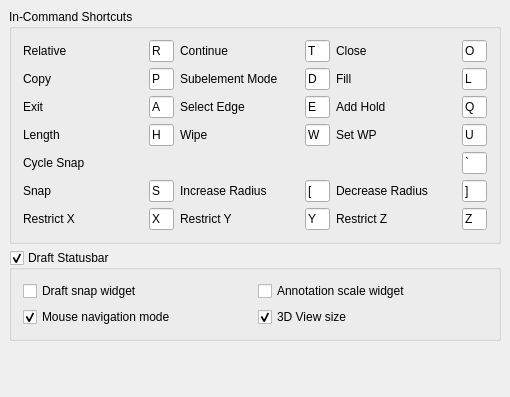
The window that src/Mod/Draft/Resources/ui/preferences-draftinterface.ui (berndhahnebach/All_FreeCAD) describes before a commit, drawn with Qt 5.
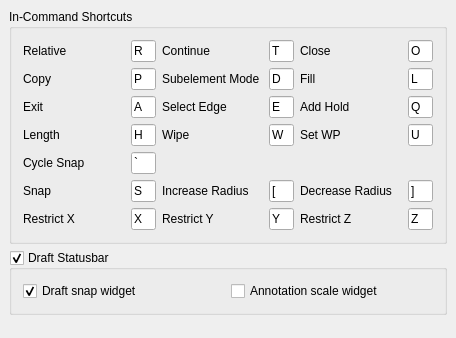
The same window after the commit. Custom widgets are drawn as their Qt base class.

Commit message:
[Draft] Statusbar widgets, preferences to disable draft statusba
.

.

.

.

What changed in the file:
```diff
--- a/src/Mod/Draft/Resources/ui/preferences-draftinterface.ui
+++ b/src/Mod/Draft/Resources/ui/preferences-draftinterface.ui
@@ -6,8 +6,8 @@
    <rect>
     <x>0</x>
     <y>0</y>
-    <width>510</width>
-    <height>397</height>
+    <width>456</width>
+    <height>338</height>
    </rect>
   </property>
   <property name="windowTitle">
@@ -25,19 +25,101 @@
      <property name="title">
       <string>In-Command Shortcuts</string>
      </property>
-     <layout class="QVBoxLayout" name="verticalLayout" stretch="0,0,0,0,0,0,0">
+     <layout class="QVBoxLayout" name="verticalLayout" stretch="0">
       <item>
-       <layout class="QHBoxLayout" name="horizontalLayout_2">
-        <item>
-         <layout class="QHBoxLayout" name="horizontalLayout_26">
-          <item>
+       <layout class="QGridLayout" name="gridLayout_3">
+        <property name="topMargin">
+         <number>0</number>
+        </property>
+        <item row="4" column="1">
+         <widget class="Gui::PrefLineEdit" name="lineEdit_8">
+          <property name="enabled">
+           <bool>true</bool>
+          </property>
+          <property name="sizePolicy">
+           <sizepolicy hsizetype="Maximum" vsizetype="Fixed">
+            <horstretch>0</horstretch>
+            <verstretch>0</verstretch>
+           </sizepolicy>
+          </property>
+          <property name="maximumSize">
+           <size>
+            <width>25</width>
+            <height>16777215</height>
+           </size>
+          </property>
+          <property name="text">
+           <string>`</string>
+          </property>
+          <property name="maxLength">
+           <number>1</number>
+          </property>
+          <property name="placeholderText">
+           <string/>
+          </property>
+          <property name="clearButtonEnabled" stdset="0">
+           <bool>false</bool>
+          </property>
+          <property name="prefEntry" stdset="0">
+           <cstring>inCommandShortcutCycleSnap</cstring>
+          </property>
+          <property name="prefPath" stdset="0">
+           <cstring>Mod/Draft</cstring>
+          </property>
+         </widget>
+        </item>
+        <item row="5" column="1">
+         <widget class="Gui::PrefLineEdit" name="lineEdit_9">
+          <property name="enabled">
+           <bool>true</bool>
+          </property>
+          <property name="sizePolicy">
+           <sizepolicy hsizetype="Maximum" vsizetype="Fixed">
+            <horstretch>0</horstretch>
+            <verstretch>0</verstretch>
+           </sizepolicy>
+          </property>
+          <property name="maximumSize">
+           <size>
+            <width>25</width>
+            <height>16777215</height>
+           </size>
+          </property>
+          <property name="text">
+           <string>S</string>
+          </property>
+          <property name="maxLength">
+           <number>1</number>
+          </property>
+          <property name="placeholderText">
+           <string/>
+          </property>
+          <property name="clearButtonEnabled" stdset="0">
+           <bool>false</bool>
+          </property>
+          <property name="prefEntry" stdset="0">
+           <cstring>inCommandShortcutSnap</cstring>
+          </property>
+          <property name="prefPath" stdset="0">
+           <cstring>Mod/Draft</cstring>
+          </property>
+         </widget>
+        </item>
+        <item row="0" column="4">
+         <widget class="QLabel" name="label_4">
+          <property name="text">
+           <string>Close</string>
+          </property>
+         </widget>
+        </item>
+        <item row="0" column="0">
            <widget class="QLabel" name="label_2">
             <property name="text">
              <string>Relative</string>
             </property>
            </widget>
           </item>
-          <item>
+        <item row="0" column="1">
            <widget class="Gui::PrefLineEdit" name="lineEdit_2">
             <property name="enabled">
              <bool>true</bool>
@@ -74,70 +156,7 @@
             </property>
            </widget>
           </item>
-         </layout>
-        </item>
-        <item>
-         <layout class="QHBoxLayout" name="horizontalLayout_28">
-          <item>
-           <layout class="QHBoxLayout" name="horizontalLayout_4">
-            <item>
-             <widget class="QLabel" name="label_3">
-              <property name="text">
-               <string>Continue</string>
-              </property>
-             </widget>
-            </item>
-            <item>
-             <widget class="Gui::PrefLineEdit" name="lineEdit_3">
-              <property name="enabled">
-               <bool>true</bool>
-              </property>
-              <property name="sizePolicy">
-               <sizepolicy hsizetype="Maximum" vsizetype="Fixed">
-                <horstretch>0</horstretch>
-                <verstretch>0</verstretch>
-               </sizepolicy>
-              </property>
-              <property name="maximumSize">
-               <size>
-                <width>25</width>
-                <height>16777215</height>
-               </size>
-              </property>
-              <property name="text">
-               <string>T</string>
-              </property>
-              <property name="maxLength">
-               <number>1</number>
-              </property>
-              <property name="placeholderText">
-               <string/>
-              </property>
-              <property name="clearButtonEnabled" stdset="0">
-               <bool>false</bool>
-              </property>
-              <property name="prefEntry" stdset="0">
-               <cstring>inCommandShortcutContinue</cstring>
-              </property>
-              <property name="prefPath" stdset="0">
-               <cstring>Mod/Draft</cstring>
-              </property>
-             </widget>
-            </item>
-           </layout>
-          </item>
-         </layout>
-        </item>
-        <item>
-         <layout class="QHBoxLayout" name="horizontalLayout_27">
-          <item>
-           <widget class="QLabel" name="label_4">
-            <property name="text">
-             <string>Close</string>
-            </property>
-           </widget>
-          </item>
-          <item>
+        <item row="0" column="5">
            <widget class="Gui::PrefLineEdit" name="lineEdit_4">
             <property name="enabled">
              <bool>true</bool>
@@ -174,23 +193,73 @@
             </property>
            </widget>
           </item>
-         </layout>
+        <item row="0" column="3">
+         <widget class="Gui::PrefLineEdit" name="lineEdit_3">
+          <property name="enabled">
+           <bool>true</bool>
+          </property>
+          <property name="sizePolicy">
+           <sizepolicy hsizetype="Maximum" vsizetype="Fixed">
+            <horstretch>0</horstretch>
+            <verstretch>0</verstretch>
+           </sizepolicy>
+          </property>
+          <property name="maximumSize">
+           <size>
+            <width>25</width>
+            <height>16777215</height>
+           </size>
+          </property>
+          <property name="text">
+           <string>T</string>
+          </property>
+          <property name="maxLength">
+           <number>1</number>
+          </property>
+          <property name="placeholderText">
+           <string/>
+          </property>
+          <property name="clearButtonEnabled" stdset="0">
+           <bool>false</bool>
+          </property>
+          <property name="prefEntry" stdset="0">
+           <cstring>inCommandShortcutContinue</cstring>
+          </property>
+          <property name="prefPath" stdset="0">
+           <cstring>Mod/Draft</cstring>
+          </property>
+         </widget>
         </item>
-       </layout>
-      </item>
-      <item>
-       <layout class="QHBoxLayout" name="horizontalLayout_5">
-        <item>
-         <layout class="QHBoxLayout" name="horizontalLayout_31">
-          <item>
+        <item row="0" column="2">
+         <widget class="QLabel" name="label_3">
+          <property name="text">
+           <string>Continue</string>
+          </property>
+         </widget>
+        </item>
+        <item row="1" column="0">
            <widget class="QLabel" name="label_5">
             <property name="text">
              <string>Copy</string>
             </property>
            </widget>
           </item>
-          <item>
-           <widget class="Gui::PrefLineEdit" name="lineEdit_5">
+        <item row="5" column="2">
+         <widget class="QLabel" name="label_15">
+          <property name="text">
+           <string>Increase Radius</string>
+          </property>
+         </widget>
+        </item>
+        <item row="4" column="0">
+         <widget class="QLabel" name="label_24">
+          <property name="text">
+           <string>Cycle Snap</string>
+          </property>
+         </widget>
+        </item>
+        <item row="5" column="3">
+         <widget class="Gui::PrefLineEdit" name="lineEdit_19">
             <property name="enabled">
              <bool>true</bool>
             </property>
@@ -207,7 +276,7 @@
              </size>
             </property>
             <property name="text">
-             <string>P</string>
+           <string>[</string>
             </property>
             <property name="maxLength">
              <number>1</number>
@@ -226,18 +295,72 @@
             </property>
            </widget>
           </item>
-         </layout>
+        <item row="5" column="5">
+         <widget class="Gui::PrefLineEdit" name="lineEdit_17">
+          <property name="enabled">
+           <bool>true</bool>
+          </property>
+          <property name="sizePolicy">
+           <sizepolicy hsizetype="Maximum" vsizetype="Fixed">
+            <horstretch>0</horstretch>
+            <verstretch>0</verstretch>
+           </sizepolicy>
+          </property>
+          <property name="maximumSize">
+           <size>
+            <width>25</width>
+            <height>16777215</height>
+           </size>
+          </property>
+          <property name="text">
+           <string>]</string>
+          </property>
+          <property name="maxLength">
+           <number>1</number>
+          </property>
+          <property name="placeholderText">
+           <string/>
+          </property>
+          <property name="clearButtonEnabled" stdset="0">
+           <bool>false</bool>
+          </property>
+          <property name="prefEntry" stdset="0">
+           <cstring>inCommandShortcutDecreaseRadius</cstring>
+          </property>
+          <property name="prefPath" stdset="0">
+           <cstring>Mod/Draft</cstring>
+          </property>
+         </widget>
         </item>
-        <item>
-         <layout class="QHBoxLayout" name="horizontalLayout_33">
-          <item>
-           <widget class="QLabel" name="label_6">
+        <item row="5" column="0">
+         <widget class="QLabel" name="label_14">
             <property name="text">
-             <string>Subelement Mode</string>
+           <string>Snap</string>
             </property>
            </widget>
           </item>
-          <item>
+        <item row="5" column="4">
+         <widget class="QLabel" name="label_16">
+          <property name="text">
+           <string>Decrease Radius</string>
+          </property>
+         </widget>
+        </item>
+        <item row="3" column="0">
+         <widget class="QLabel" name="label_20">
+          <property name="text">
+           <string>Length</string>
+          </property>
+         </widget>
+        </item>
+        <item row="3" column="2">
+         <widget class="QLabel" name="label_21">
+          <property name="text">
+           <string>Wipe</string>
+          </property>
+         </widget>
+        </item>
+        <item row="1" column="3">
            <widget class="Gui::PrefLineEdit" name="lineEdit_11">
             <property name="enabled">
              <bool>true</bool>
@@ -274,18 +397,14 @@
             </property>
            </widget>
           </item>
-         </layout>
-        </item>
-        <item>
-         <layout class="QHBoxLayout" name="horizontalLayout_32">
-          <item>
-           <widget class="QLabel" name="label_11">
+        <item row="2" column="4">
+         <widget class="QLabel" name="label_18">
             <property name="text">
-             <string>Fill</string>
+           <string>Add Hold</string>
             </property>
            </widget>
           </item>
-          <item>
+        <item row="1" column="5">
            <widget class="Gui::PrefLineEdit" name="lineEdit_12">
             <property name="enabled">
              <bool>true</bool>
@@ -322,23 +441,15 @@
             </property>
            </widget>
           </item>
-         </layout>
-        </item>
-       </layout>
-      </item>
-      <item>
-       <layout class="QHBoxLayout" name="horizontalLayout_6">
-        <item>
-         <layout class="QHBoxLayout" name="horizontalLayout_34">
-          <item>
+        <item row="2" column="0">
            <widget class="QLabel" name="label_13">
             <property name="text">
              <string>Exit</string>
             </property>
            </widget>
           </item>
-          <item>
-           <widget class="Gui::PrefLineEdit" name="lineEdit_6">
+        <item row="1" column="1">
+         <widget class="Gui::PrefLineEdit" name="lineEdit_5">
             <property name="enabled">
              <bool>true</bool>
             </property>
@@ -355,7 +466,7 @@
              </size>
             </property>
             <property name="text">
-             <string>A</string>
+           <string>P</string>
             </property>
             <property name="maxLength">
              <number>1</number>
@@ -374,18 +485,21 @@
             </property>
            </widget>
           </item>
-         </layout>
+        <item row="1" column="4">
+         <widget class="QLabel" name="label_11">
+          <property name="text">
+           <string>Fill</string>
+          </property>
+         </widget>
         </item>
-        <item>
-         <layout class="QHBoxLayout" name="horizontalLayout_36">
-          <item>
-           <widget class="QLabel" name="label_17">
+        <item row="1" column="2">
+         <widget class="QLabel" name="label_6">
             <property name="text">
-             <string>Select Edge</string>
+           <string>Subelement Mode</string>
             </property>
            </widget>
           </item>
-          <item>
+        <item row="2" column="3">
            <widget class="Gui::PrefLineEdit" name="lineEdit_13">
             <property name="enabled">
              <bool>true</bool>
@@ -422,70 +536,7 @@
             </property>
            </widget>
           </item>
-         </layout>
-        </item>
-        <item>
-         <layout class="QHBoxLayout" name="horizontalLayout_35">
-          <item>
-           <widget class="QLabel" name="label_18">
-            <property name="text">
-             <string>Add Hold</string>
-            </property>
-           </widget>
-          </item>
-          <item>
-           <widget class="Gui::PrefLineEdit" name="lineEdit_15">
-            <property name="enabled">
-             <bool>true</bool>
-            </property>
-            <property name="sizePolicy">
-             <sizepolicy hsizetype="Maximum" vsizetype="Fixed">
-              <horstretch>0</horstretch>
-              <verstretch>0</verstretch>
-             </sizepolicy>
-            </property>
-            <property name="maximumSize">
-             <size>
-              <width>25</width>
-              <height>16777215</height>
-             </size>
-            </property>
-            <property name="text">
-             <string>Q</string>
-            </property>
-            <property name="maxLength">
-             <number>1</number>
-            </property>
-            <property name="placeholderText">
-             <string/>
-            </property>
-            <property name="clearButtonEnabled" stdset="0">
-             <bool>false</bool>
-            </property>
-            <property name="prefEntry" stdset="0">
-             <cstring>inCommandShortcutAddHold</cstring>
-            </property>
-            <property name="prefPath" stdset="0">
-             <cstring>Mod/Draft</cstring>
-            </property>
-           </widget>
-          </item>
-         </layout>
-        </item>
-       </layout>
-      </item>
-      <item>
-       <layout class="QHBoxLayout" name="horizontalLayout_7">
-        <item>
-         <layout class="QHBoxLayout" name="horizontalLayout_37">
-          <item>
-           <widget class="QLabel" name="label_20">
-            <property name="text">
-             <string>Length</string>
-            </property>
-           </widget>
-          </item>
-          <item>
+        <item row="3" column="1">
            <widget class="Gui::PrefLineEdit" name="lineEdit_7">
             <property name="enabled">
              <bool>true</bool>
@@ -522,18 +573,14 @@
             </property>
            </widget>
           </item>
-         </layout>
-        </item>
-        <item>
-         <layout class="QHBoxLayout" name="horizontalLayout_38">
-          <item>
-           <widget class="QLabel" name="label_21">
+        <item row="2" column="2">
+         <widget class="QLabel" name="label_17">
             <property name="text">
-             <string>Wipe</string>
+           <string>Select Edge</string>
             </property>
            </widget>
           </item>
-          <item>
+        <item row="3" column="3">
            <widget class="Gui::PrefLineEdit" name="lineEdit_14">
             <property name="enabled">
              <bool>true</bool>
@@ -570,18 +617,88 @@
             </property>
            </widget>
           </item>
-         </layout>
+        <item row="2" column="1">
+         <widget class="Gui::PrefLineEdit" name="lineEdit_6">
+          <property name="enabled">
+           <bool>true</bool>
+          </property>
+          <property name="sizePolicy">
+           <sizepolicy hsizetype="Maximum" vsizetype="Fixed">
+            <horstretch>0</horstretch>
+            <verstretch>0</verstretch>
+           </sizepolicy>
+          </property>
+          <property name="maximumSize">
+           <size>
+            <width>25</width>
+            <height>16777215</height>
+           </size>
+          </property>
+          <property name="text">
+           <string>A</string>
+          </property>
+          <property name="maxLength">
+           <number>1</number>
+          </property>
+          <property name="placeholderText">
+           <string/>
+          </property>
+          <property name="clearButtonEnabled" stdset="0">
+           <bool>false</bool>
+          </property>
+          <property name="prefEntry" stdset="0">
+           <cstring>inCommandShortcutExit</cstring>
+          </property>
+          <property name="prefPath" stdset="0">
+           <cstring>Mod/Draft</cstring>
+          </property>
+         </widget>
         </item>
-        <item>
-         <layout class="QHBoxLayout" name="horizontalLayout_39">
-          <item>
+        <item row="2" column="5">
+         <widget class="Gui::PrefLineEdit" name="lineEdit_15">
+          <property name="enabled">
+           <bool>true</bool>
+          </property>
+          <property name="sizePolicy">
+           <sizepolicy hsizetype="Maximum" vsizetype="Fixed">
+            <horstretch>0</horstretch>
+            <verstretch>0</verstretch>
+           </sizepolicy>
+          </property>
+          <property name="maximumSize">
+           <size>
+            <width>25</width>
+            <height>16777215</height>
+           </size>
+          </property>
+          <property name="text">
+           <string>Q</string>
+          </property>
+          <property name="maxLength">
+           <number>1</number>
+          </property>
+          <property name="placeholderText">
+           <string/>
+          </property>
+          <property name="clearButtonEnabled" stdset="0">
+           <bool>false</bool>
+          </property>
+          <property name="prefEntry" stdset="0">
+           <cstring>inCommandShortcutAddHold</cstring>
+          </property>
+          <property name="prefPath" stdset="0">
+           <cstring>Mod/Draft</cstring>
+          </property>
+         </widget>
+        </item>
+        <item row="3" column="4">
            <widget class="QLabel" name="label_22">
             <property name="text">
              <string>Set WP</string>
             </property>
            </widget>
           </item>
-          <item>
+        <item row="3" column="5">
            <widget class="Gui::PrefLineEdit" name="lineEdit_16">
             <property name="enabled">
              <bool>true</bool>
@@ -618,228 +735,14 @@
             </property>
            </widget>
           </item>
-         </layout>
-        </item>
-       </layout>
-      </item>
-      <item>
-       <layout class="QHBoxLayout" name="horizontalLayout_11">
-        <item>
-         <layout class="QHBoxLayout" name="horizontalLayout_41">
-          <item>
-           <widget class="QLabel" name="label_24">
-            <property name="text">
-             <string>Cycle Snap</string>
-            </property>
-           </widget>
-          </item>
-          <item>
-           <widget class="Gui::PrefLineEdit" name="lineEdit_8">
-            <property name="enabled">
-             <bool>true</bool>
-            </property>
-            <property name="sizePolicy">
-             <sizepolicy hsizetype="Maximum" vsizetype="Fixed">
-              <horstretch>0</horstretch>
-              <verstretch>0</verstretch>
-             </sizepolicy>
-            </property>
-            <property name="maximumSize">
-             <size>
-              <width>25</width>
-              <height>16777215</height>
-             </size>
-            </property>
-            <property name="text">
-             <string>`</string>
-            </property>
-            <property name="maxLength">
-             <number>1</number>
-            </property>
-            <property name="placeholderText">
-             <string/>
-            </property>
-            <property name="clearButtonEnabled" stdset="0">
-             <bool>false</bool>
-            </property>
-            <property name="prefEntry" stdset="0">
-             <cstring>inCommandShortcutCycleSnap</cstring>
-            </property>
-            <property name="prefPath" stdset="0">
-             <cstring>Mod/Draft</cstring>
-            </property>
-           </widget>
-          </item>
-         </layout>
-        </item>
-        <item>
-         <layout class="QHBoxLayout" name="horizontalLayout_40"/>
-        </item>
-        <item>
-         <layout class="QHBoxLayout" name="horizontalLayout_42"/>
-        </item>
-       </layout>
-      </item>
-      <item>
-       <layout class="QHBoxLayout" name="horizontalLayout_12">
-        <item>
-         <layout class="QHBoxLayout" name="horizontalLayout_14">
-          <item>
-           <widget class="QLabel" name="label_14">
-            <property name="text">
-             <string>Snap</string>
-            </property>
-           </widget>
-          </item>
-          <item>
-           <widget class="Gui::PrefLineEdit" name="lineEdit_9">
-            <property name="enabled">
-             <bool>true</bool>
-            </property>
-            <property name="sizePolicy">
-             <sizepolicy hsizetype="Maximum" vsizetype="Fixed">
-              <horstretch>0</horstretch>
-              <verstretch>0</verstretch>
-             </sizepolicy>
-            </property>
-            <property name="maximumSize">
-             <size>
-              <width>25</width>
-              <height>16777215</height>
-             </size>
-            </property>
-            <property name="text">
-             <string>S</string>
-            </property>
-            <property name="maxLength">
-             <number>1</number>
-            </property>
-            <property name="placeholderText">
-             <string/>
-            </property>
-            <property name="clearButtonEnabled" stdset="0">
-             <bool>false</bool>
-            </property>
-            <property name="prefEntry" stdset="0">
-             <cstring>inCommandShortcutSnap</cstring>
-            </property>
-            <property name="prefPath" stdset="0">
-             <cstring>Mod/Draft</cstring>
-            </property>
-           </widget>
-          </item>
-         </layout>
-        </item>
-        <item>
-         <layout class="QHBoxLayout" name="horizontalLayout_16">
-          <item>
-           <widget class="QLabel" name="label_15">
-            <property name="text">
-             <string>Increase Radius</string>
-            </property>
-           </widget>
-          </item>
-          <item>
-           <widget class="Gui::PrefLineEdit" name="lineEdit_19">
-            <property name="enabled">
-             <bool>true</bool>
-            </property>
-            <property name="sizePolicy">
-             <sizepolicy hsizetype="Maximum" vsizetype="Fixed">
-              <horstretch>0</horstretch>
-              <verstretch>0</verstretch>
-             </sizepolicy>
-            </property>
-            <property name="maximumSize">
-             <size>
-              <width>25</width>
-              <height>16777215</height>
-             </size>
-            </property>
-            <property name="text">
-             <string>[</string>
-            </property>
-            <property name="maxLength">
-             <number>1</number>
-            </property>
-            <property name="placeholderText">
-             <string/>
-            </property>
-            <property name="clearButtonEnabled" stdset="0">
-             <bool>false</bool>
-            </property>
-            <property name="prefEntry" stdset="0">
-             <cstring>inCommandShortcutIncreaseRadius</cstring>
-            </property>
-            <property name="prefPath" stdset="0">
-             <cstring>Mod/Draft</cstring>
-            </property>
-           </widget>
-          </item>
-         </layout>
-        </item>
-        <item>
-         <layout class="QHBoxLayout" name="horizontalLayout_17">
-          <item>
-           <widget class="QLabel" name="label_16">
-            <property name="text">
-             <string>Decrease Radius</string>
-            </property>
-           </widget>
-          </item>
-          <item>
-           <widget class="Gui::PrefLineEdit" name="lineEdit_17">
-            <property name="enabled">
-             <bool>true</bool>
-            </property>
-            <property name="sizePolicy">
-             <sizepolicy hsizetype="Maximum" vsizetype="Fixed">
-              <horstretch>0</horstretch>
-              <verstretch>0</verstretch>
-             </sizepolicy>
-            </property>
-            <property name="maximumSize">
-             <size>
-              <width>25</width>
-              <height>16777215</height>
-             </size>
-            </property>
-            <property name="text">
-             <string>]</string>
-            </property>
-            <property name="maxLength">
-             <number>1</number>
-            </property>
-            <property name="placeholderText">
-             <string/>
-            </property>
-            <property name="clearButtonEnabled" stdset="0">
-             <bool>false</bool>
-            </property>
-            <property name="prefEntry" stdset="0">
-             <cstring>inCommandShortcutDecreaseRadius</cstring>
-            </property>
-            <property name="prefPath" stdset="0">
-             <cstring>Mod/Draft</cstring>
-            </property>
-           </widget>
-          </item>
-         </layout>
-        </item>
-       </layout>
-      </item>
-      <item>
-       <layout class="QHBoxLayout" name="horizontalLayout_18">
-        <item>
-         <layout class="QHBoxLayout" name="horizontalLayout_19">
-          <item>
+        <item row="6" column="0">
            <widget class="QLabel" name="label_23">
             <property name="text">
              <string>Restrict X</string>
             </property>
            </widget>
           </item>
-          <item>
+        <item row="6" column="1">
            <widget class="Gui::PrefLineEdit" name="lineEdit_10">
             <property name="enabled">
              <bool>true</bool>
@@ -876,18 +779,14 @@
             </property>
            </widget>
           </item>
-         </layout>
-        </item>
-        <item>
-         <layout class="QHBoxLayout" name="horizontalLayout_22">
-          <item>
+        <item row="6" column="2">
            <widget class="QLabel" name="label_25">
             <property name="text">
              <string>Restrict Y</string>
             </property>
            </widget>
           </item>
-          <item>
+        <item row="6" column="3">
            <widget class="Gui::PrefLineEdit" name="lineEdit_20">
             <property name="enabled">
              <bool>true</bool>
@@ -924,18 +823,14 @@
             </property>
            </widget>
           </item>
-         </layout>
-        </item>
-        <item>
-         <layout class="QHBoxLayout" name="horizontalLayout_23">
-          <item>
+        <item row="6" column="4">
            <widget class="QLabel" name="label_26">
             <property name="text">
              <string>Restrict Z</string>
             </property>
            </widget>
           </item>
-          <item>
+        <item row="6" column="5">
            <widget class="Gui::PrefLineEdit" name="lineEdit_18">
             <property name="enabled">
              <bool>true</bool>
@@ -975,8 +870,6 @@
          </layout>
         </item>
        </layout>
-      </item>
-     </layout>
     </widget>
    </item>
    <item>
@@ -995,10 +888,11 @@
      </property>
      <layout class="QVBoxLayout" name="verticalLayout_2">
       <item>
-       <layout class="QHBoxLayout" name="horizontalLayout_9">
-        <item>
-         <layout class="QHBoxLayout" name="horizontalLayout">
-          <item>
+       <layout class="QGridLayout" name="gridLayout_4">
+        <property name="topMargin">
+         <number>0</number>
+        </property>
+        <item row="0" column="0">
            <widget class="Gui::PrefCheckBox" name="gui::prefcheckbox_3">
             <property name="toolTip">
              <string>Normally, after copying objects, the copies get selected. If this option is checked, the base objects will be selected instead.</string>
@@ -1006,6 +900,9 @@
             <property name="text">
              <string>Draft snap widget</string>
             </property>
+          <property name="checked">
+           <bool>true</bool>
+          </property>
             <property name="prefEntry" stdset="0">
              <cstring>selectBaseObjects</cstring>
             </property>
@@ -1014,11 +911,7 @@
             </property>
            </widget>
           </item>
-         </layout>
-        </item>
-        <item>
-         <layout class="QHBoxLayout" name="horizontalLayout_20">
-          <item>
+        <item row="0" column="1">
            <widget class="Gui::PrefCheckBox" name="gui::prefcheckbox_13">
             <property name="toolTip">
              <string>When this is checked, the Draft tools will create Part primitives instead of Draft objects, when available.</string>
@@ -1033,55 +926,6 @@
              <cstring>Mod/Draft</cstring>
             </property>
            </widget>
-          </item>
-         </layout>
-        </item>
-       </layout>
-      </item>
-      <item>
-       <layout class="QHBoxLayout" name="horizontalLayout_13">
-        <item>
-         <layout class="QHBoxLayout" name="horizontalLayout_21">
-          <item>
-           <layout class="QHBoxLayout" name="horizontalLayout_24">
-            <item>
-             <widget class="Gui::PrefCheckBox" name="checkBox">
-              <property name="text">
-               <string>Mouse navigation mode</string>
-              </property>
-              <property name="checked">
-               <bool>true</bool>
-              </property>
-              <property name="prefEntry" stdset="0">
-               <cstring>focusOnLength</cstring>
-              </property>
-              <property name="prefPath" stdset="0">
-               <cstring>Mod/Draft</cstring>
-              </property>
-             </widget>
-            </item>
-           </layout>
-          </item>
-          <item>
-           <widget class="Gui::PrefCheckBox" name="gui::prefcheckbox_6">
-            <property name="toolTip">
-             <string>If this is checked, objects will appear as filled by default. Otherwise, they will appear as wireframe</string>
-            </property>
-            <property name="text">
-             <string>3D View size</string>
-            </property>
-            <property name="checked">
-             <bool>true</bool>
-            </property>
-            <property name="prefEntry" stdset="0">
-             <cstring>fillmode</cstring>
-            </property>
-            <property name="prefPath" stdset="0">
-             <cstring>Mod/Draft</cstring>
-            </property>
-           </widget>
-          </item>
-         </layout>
         </item>
        </layout>
       </item>
```
Left out of the diff: 23 changed lines with no effect on the pictures. Lines whose indentation alone changed are shown as unchanged. The commit also changes 4 other files.
